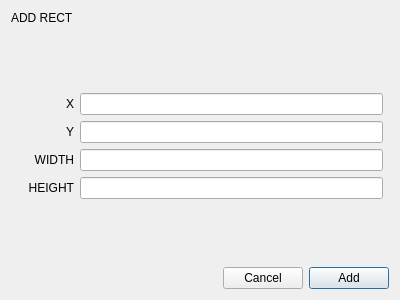
First picture: the form in src/ui/dlgeditorrectframe.ui, repository xavierliancw/CS1C-Class-Project, before the edit.
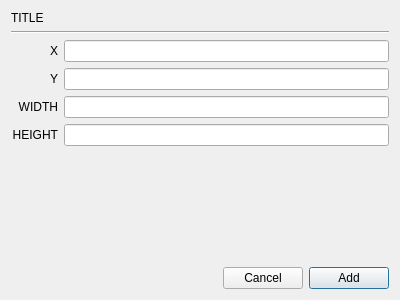
Second picture: the form after the edit.

```diff
--- a/src/ui/dlgeditorrectframe.ui
+++ b/src/ui/dlgeditorrectframe.ui
@@ -13,21 +13,46 @@
   <property name="windowTitle">
    <string>Dialog</string>
   </property>
+  <layout class="QVBoxLayout" name="verticalLayout">
+   <item>
+    <widget class="QLabel" name="titleLbl">
+     <property name="text">
+      <string>TITLE</string>
+     </property>
+    </widget>
+   </item>
+   <item>
+    <widget class="Line" name="line">
+     <property name="orientation">
+      <enum>Qt::Horizontal</enum>
+     </property>
+    </widget>
+   </item>
+   <item>
   <layout class="QGridLayout" name="gridLayout">
+     <item row="2" column="1">
+      <widget class="QLineEdit" name="field3LE"/>
+     </item>
+     <item row="3" column="1">
+      <widget class="QLineEdit" name="field4LE"/>
+     </item>
+     <item row="0" column="1">
+      <widget class="QLineEdit" name="field1LE"/>
+     </item>
+     <item row="1" column="1">
+      <widget class="QLineEdit" name="field2LE"/>
+     </item>
+     <item row="0" column="0">
+      <widget class="QLabel" name="prompt1Lbl">
+       <property name="text">
+        <string>X</string>
+       </property>
+       <property name="alignment">
+        <set>Qt::AlignRight|Qt::AlignTrailing|Qt::AlignVCenter</set>
+       </property>
+      </widget>
+     </item>
    <item row="1" column="0">
-    <spacer name="verticalSpacer_2">
-     <property name="orientation">
-      <enum>Qt::Vertical</enum>
-     </property>
-     <property name="sizeHint" stdset="0">
-      <size>
-       <width>20</width>
-       <height>40</height>
-      </size>
-     </property>
-    </spacer>
-   </item>
-   <item row="3" column="0">
     <widget class="QLabel" name="prompt2Lbl">
      <property name="text">
       <string>Y</string>
@@ -37,7 +62,7 @@
      </property>
     </widget>
    </item>
-   <item row="4" column="0">
+     <item row="2" column="0">
     <widget class="QLabel" name="prompt3Lbl">
      <property name="text">
       <string>WIDTH</string>
@@ -47,37 +72,7 @@
      </property>
     </widget>
    </item>
-   <item row="2" column="0">
-    <widget class="QLabel" name="prompt1Lbl">
-     <property name="text">
-      <string>X</string>
-     </property>
-     <property name="alignment">
-      <set>Qt::AlignRight|Qt::AlignTrailing|Qt::AlignVCenter</set>
-     </property>
-    </widget>
-   </item>
-   <item row="6" column="0">
-    <spacer name="verticalSpacer">
-     <property name="orientation">
-      <enum>Qt::Vertical</enum>
-     </property>
-     <property name="sizeHint" stdset="0">
-      <size>
-       <width>20</width>
-       <height>40</height>
-      </size>
-     </property>
-    </spacer>
-   </item>
-   <item row="0" column="0">
-    <widget class="QLabel" name="titleLbl">
-     <property name="text">
-      <string>ADD RECT</string>
-     </property>
-    </widget>
-   </item>
-   <item row="5" column="0">
+     <item row="3" column="0">
     <widget class="QLabel" name="prompt4Lbl">
      <property name="text">
       <string>HEIGHT</string>
@@ -87,7 +82,22 @@
      </property>
     </widget>
    </item>
-   <item row="7" column="0" colspan="3">
+    </layout>
+   </item>
+   <item>
+    <spacer name="verticalSpacer">
+     <property name="orientation">
+      <enum>Qt::Vertical</enum>
+     </property>
+     <property name="sizeHint" stdset="0">
+      <size>
+       <width>20</width>
+       <height>40</height>
+      </size>
+     </property>
+    </spacer>
+   </item>
+   <item>
     <layout class="QHBoxLayout" name="horizontalLayout_2">
      <item>
       <spacer name="horizontalSpacer">
@@ -124,18 +134,6 @@
      </item>
     </layout>
    </item>
-   <item row="2" column="1">
-    <widget class="QLineEdit" name="field1LE"/>
-   </item>
-   <item row="3" column="1">
-    <widget class="QLineEdit" name="field2LE"/>
-   </item>
-   <item row="4" column="1">
-    <widget class="QLineEdit" name="field3LE"/>
-   </item>
-   <item row="5" column="1">
-    <widget class="QLineEdit" name="field4LE"/>
-   </item>
   </layout>
  </widget>
  <resources/>
```
Left out of the diff: 8 changed lines with no effect on the pictures. Lines whose indentation alone changed are shown as unchanged.
